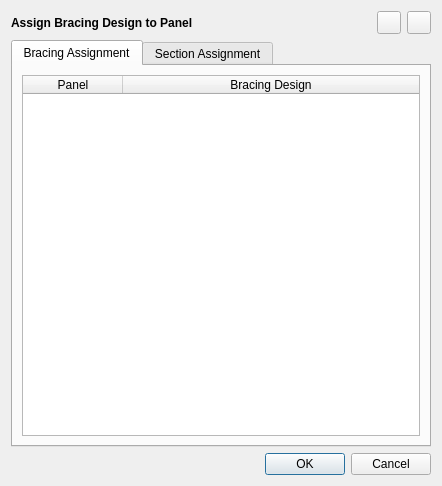
Above: resources/UI/autobuilder_variableassignment.ui from UofT-Seismic-Design-Team/Autobuilder-3.0 before the change. Below: the same form after it.
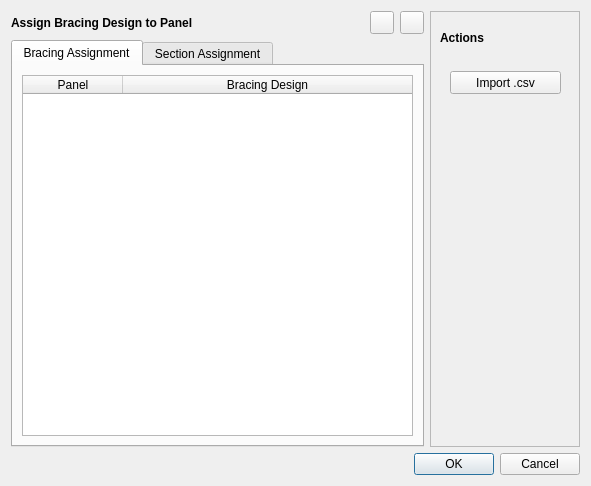
That is the form after the change.

Diff of the .ui file:
```diff
--- a/resources/UI/autobuilder_variableassignment.ui
+++ b/resources/UI/autobuilder_variableassignment.ui
@@ -6,7 +6,7 @@
    <rect>
     <x>0</x>
     <y>0</y>
-    <width>442</width>
+    <width>591</width>
     <height>486</height>
    </rect>
   </property>
@@ -116,6 +116,54 @@
        </item>
       </layout>
      </item>
+     <item>
+      <widget class="QFrame" name="actionsFrame">
+       <property name="minimumSize">
+        <size>
+         <width>150</width>
+         <height>250</height>
+        </size>
+       </property>
+       <property name="frameShape">
+        <enum>QFrame::StyledPanel</enum>
+       </property>
+       <property name="frameShadow">
+        <enum>QFrame::Sunken</enum>
+       </property>
+       <widget class="QLabel" name="actionsLabel">
+        <property name="geometry">
+         <rect>
+          <x>10</x>
+          <y>20</y>
+          <width>47</width>
+          <height>13</height>
+         </rect>
+        </property>
+        <property name="font">
+         <font>
+          <weight>75</weight>
+          <bold>true</bold>
+         </font>
+        </property>
+        <property name="text">
+         <string>Actions</string>
+        </property>
+       </widget>
+       <widget class="QPushButton" name="importCSVButton">
+        <property name="geometry">
+         <rect>
+          <x>20</x>
+          <y>60</y>
+          <width>111</width>
+          <height>23</height>
+         </rect>
+        </property>
+        <property name="text">
+         <string>Import .csv</string>
+        </property>
+       </widget>
+      </widget>
+     </item>
     </layout>
    </item>
    <item>
```
